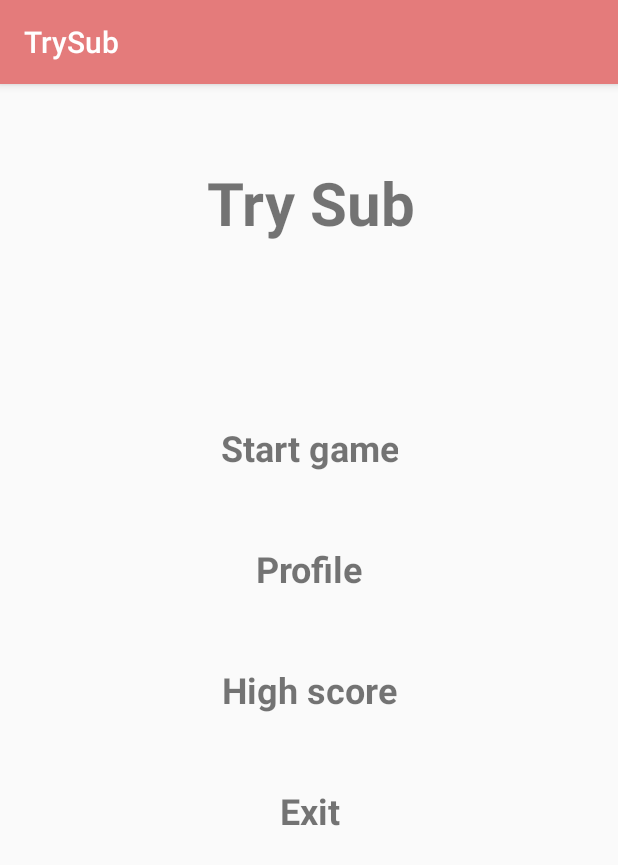
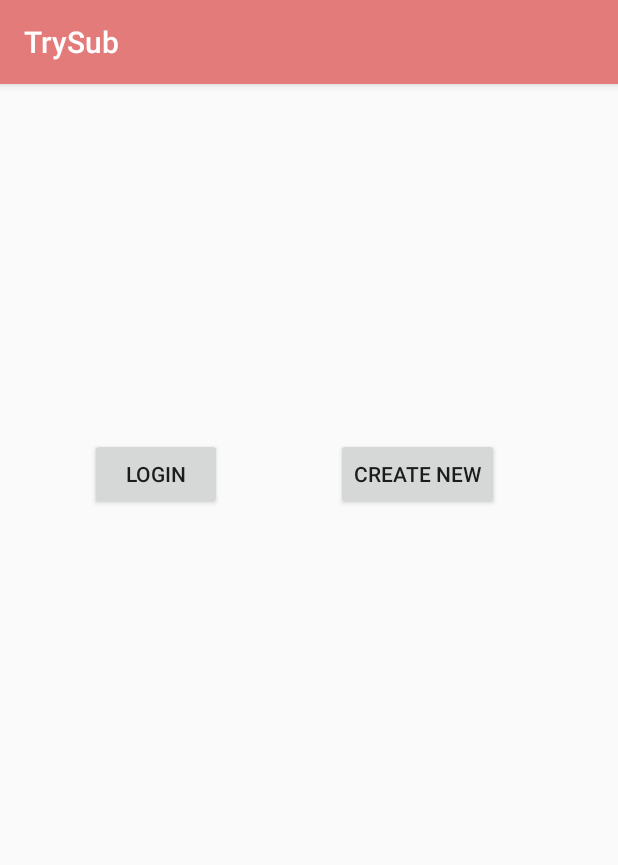
Before and after one commit to kittiponkie/TrySub, an Android app: the screen it shows after launch (secondActivity before the commit, choose after it), after a tap on "TAB TO START", on a phone screen of 412 x 824 dp. Shown: the top 865 px of the screen. Run offline under Robolectric (Android 15) with nearby library versions, the phone set to English and light mode, and no system bars.

Commit message:
interface Create&Login

```diff
--- a/app/src/main/AndroidManifest.xml
+++ b/app/src/main/AndroidManifest.xml
@@ -19,7 +19,10 @@
         <activity android:name=".secondActivity" />
         <activity android:name=".selectGameActivity" />
         <activity android:name=".ProfileActivity" />
-        <activity android:name=".HighScoreActivity"></activity>
+        <activity android:name=".HighScoreActivity" />
+        <activity android:name=".Create_Login.createNew" />
+        <activity android:name=".Create_Login.Create" />
+        <activity android:name=".Create_Login.choose"></activity>
     </application>
 
 </manifest>
--- /dev/null
+++ b/app/src/main/java/com/example/kittiponwilatong/trysub/Create_Login/choose.kt
@@ -0,0 +1,20 @@
+package com.example.kittiponwilatong.trysub.Create_Login
+
+import android.content.Intent
+import android.support.v7.app.AppCompatActivity
+import android.os.Bundle
+import com.example.kittiponwilatong.trysub.R
+import kotlinx.android.synthetic.main.activity_choose.*
+
+class choose : AppCompatActivity() {
+
+    override fun onCreate(savedInstanceState: Bundle?) {
+        super.onCreate(savedInstanceState)
+        setContentView(R.layout.activity_choose)
+
+        createBtn.setOnClickListener {
+            val intent = Intent(this, Create::class.java)
+            startActivity(intent)
+        }
+    }
+}
--- a/app/src/main/java/com/example/kittiponwilatong/trysub/MainActivity.kt
+++ b/app/src/main/java/com/example/kittiponwilatong/trysub/MainActivity.kt
@@ -3,6 +3,8 @@ package com.example.kittiponwilatong.trysub
 import android.content.Intent
 import android.support.v7.app.AppCompatActivity
 import android.os.Bundle
+import com.example.kittiponwilatong.trysub.Create_Login.choose
+
 import kotlinx.android.synthetic.main.activity_main.*
 
 class MainActivity : AppCompatActivity() {
@@ -12,8 +14,8 @@ class MainActivity : AppCompatActivity() {
         setContentView(R.layout.activity_main)
 
         startBtn.setOnClickListener {
-            val intent = Intent(this,secondActivity::class.java)
-            startActivity(intent)//test
+            val intent = Intent(this, choose::class.java)
+            startActivity(intent)
         }
     }
 }
--- /dev/null
+++ b/app/src/main/res/layout/activity_choose.xml
@@ -0,0 +1,28 @@
+<?xml version="1.0" encoding="utf-8"?>
+<android.support.constraint.ConstraintLayout xmlns:android="http://schemas.android.com/apk/res/android"
+    xmlns:app="http://schemas.android.com/apk/res-auto"
+    xmlns:tools="http://schemas.android.com/tools"
+    android:layout_width="match_parent"
+    android:layout_height="match_parent"
+    tools:context=".Create_Login.choose">
+    <Button
+        android:id="@+id/loginBtn"
+        android:layout_width="wrap_content"
+        android:layout_height="wrap_content"
+        android:layout_marginStart="60dp"
+        android:layout_marginTop="236dp"
+        android:text="Login"
+        app:layout_constraintStart_toStartOf="parent"
+        app:layout_constraintTop_toTopOf="parent" />
+
+    <Button
+        android:id="@+id/createBtn"
+        android:layout_width="wrap_content"
+        android:layout_height="48dp"
+        android:layout_marginStart="76dp"
+        android:layout_marginTop="236dp"
+        android:text="Create New"
+        app:layout_constraintStart_toEndOf="@+id/loginBtn"
+        app:layout_constraintTop_toTopOf="parent" />
+
+</android.support.constraint.ConstraintLayout>
--- a/app/src/main/res/layout/activity_main.xml
+++ b/app/src/main/res/layout/activity_main.xml
@@ -25,10 +25,10 @@
         android:id="@+id/startBtn"
         android:layout_width="wrap_content"
         android:layout_height="wrap_content"
+        android:layout_marginBottom="14dp"
+        android:layout_marginEnd="8dp"
         android:layout_marginStart="8dp"
         android:layout_marginTop="216dp"
-        android:layout_marginEnd="8dp"
-        android:layout_marginBottom="8dp"
         android:background="@color/colorPrimary"
         android:text="Tab to start"
         android:textSize="18sp"
```
Also changed, not shown: app/src/main/java/com/example/kittiponwilatong/trysub/Create_Login/Create.kt (added, +15 -0 lines), app/src/main/res/layout/activity_create.xml (added, +145 -0 lines).
